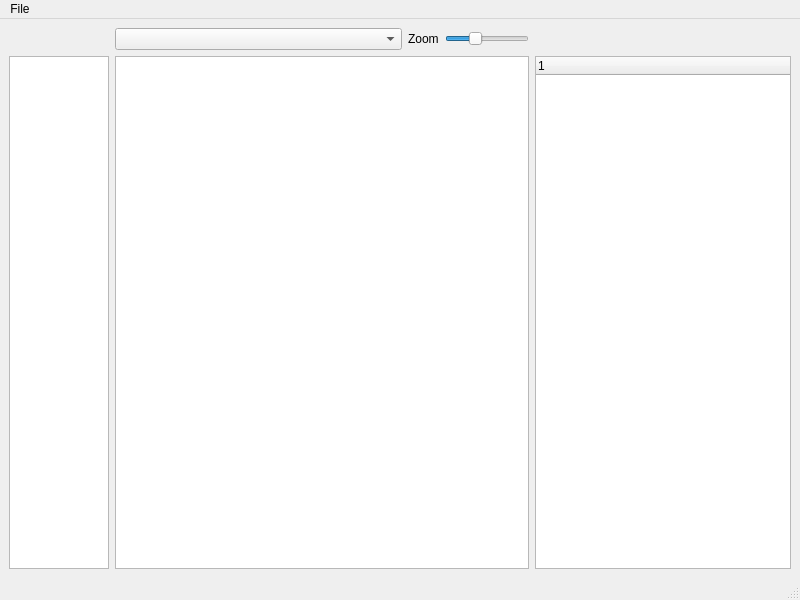
The window that src/mainwindow.ui (rfomin/id24editor) describes before a commit, drawn with Qt 5.
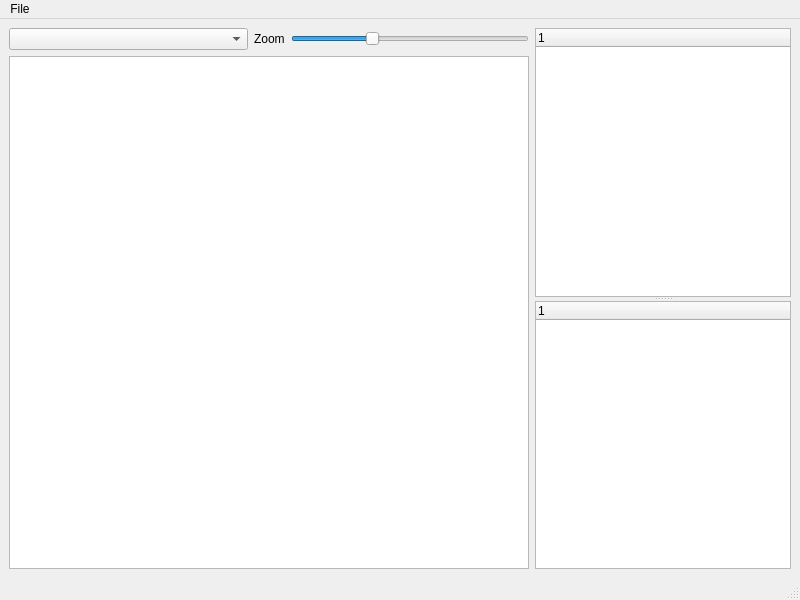
The same window after the commit.

Commit message: Update elem's children

```diff
--- a/src/mainwindow.ui
+++ b/src/mainwindow.ui
@@ -17,55 +17,14 @@
    <layout class="QGridLayout" name="gridLayout_2">
     <item row="0" column="0">
      <layout class="QGridLayout" name="gridLayout">
-      <item row="2" column="0">
-       <widget class="QListView" name="listView">
-        <property name="sizePolicy">
-         <sizepolicy hsizetype="Preferred" vsizetype="Expanding">
-          <horstretch>0</horstretch>
-          <verstretch>0</verstretch>
-         </sizepolicy>
-        </property>
-        <property name="maximumSize">
-         <size>
-          <width>100</width>
-          <height>16777215</height>
-         </size>
-        </property>
-        <property name="viewMode">
-         <enum>QListView::ViewMode::ListMode</enum>
-        </property>
-       </widget>
-      </item>
-      <item row="2" column="1">
-       <widget class="QGraphicsView" name="graphicsView"/>
-      </item>
-      <item row="2" column="2">
-       <widget class="QTreeWidget" name="treeWidget">
-        <property name="sizePolicy">
-         <sizepolicy hsizetype="Preferred" vsizetype="Expanding">
-          <horstretch>0</horstretch>
-          <verstretch>0</verstretch>
-         </sizepolicy>
-        </property>
-        <property name="minimumSize">
-         <size>
-          <width>200</width>
-          <height>0</height>
-         </size>
-        </property>
-        <column>
-         <property name="text">
-          <string notr="true">1</string>
-         </property>
-        </column>
-       </widget>
-      </item>
-      <item row="0" column="1">
-       <layout class="QHBoxLayout" name="horizontalLayout_2">
+      <item row="0" column="0">
+       <layout class="QVBoxLayout" name="verticalLayout">
+        <item>
+         <layout class="QHBoxLayout" name="horizontalLayout">
         <item>
          <widget class="QComboBox" name="comboBox">
           <property name="sizePolicy">
-           <sizepolicy hsizetype="MinimumExpanding" vsizetype="Fixed">
+             <sizepolicy hsizetype="Expanding" vsizetype="Fixed">
             <horstretch>0</horstretch>
             <verstretch>0</verstretch>
            </sizepolicy>
@@ -82,7 +41,7 @@
         <item>
          <widget class="QSlider" name="horizontalSlider">
           <property name="sizePolicy">
-           <sizepolicy hsizetype="Preferred" vsizetype="Fixed">
+             <sizepolicy hsizetype="Expanding" vsizetype="Fixed">
             <horstretch>0</horstretch>
             <verstretch>0</verstretch>
            </sizepolicy>
@@ -96,7 +55,7 @@
           <property name="singleStep">
            <number>10</number>
           </property>
-          <property name="sliderPosition">
+            <property name="value">
            <number>200</number>
           </property>
           <property name="orientation">
@@ -105,6 +64,32 @@
          </widget>
         </item>
        </layout>
+        </item>
+        <item>
+         <widget class="QGraphicsView" name="graphicsView"/>
+        </item>
+       </layout>
+      </item>
+      <item row="0" column="3">
+       <widget class="QSplitter" name="splitter">
+        <property name="orientation">
+         <enum>Qt::Orientation::Vertical</enum>
+        </property>
+        <widget class="QTreeWidget" name="treeProp">
+         <column>
+          <property name="text">
+           <string notr="true">1</string>
+          </property>
+         </column>
+        </widget>
+        <widget class="QTreeWidget" name="treeCond">
+         <column>
+          <property name="text">
+           <string notr="true">1</string>
+          </property>
+         </column>
+        </widget>
+       </widget>
       </item>
      </layout>
     </item>
```
Lines whose indentation alone changed are shown as unchanged. The commit also changes 2 other files.
